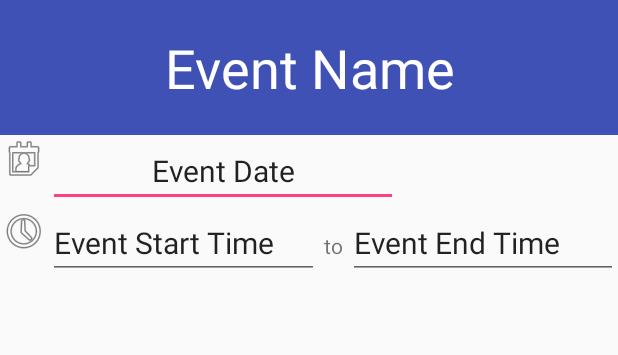
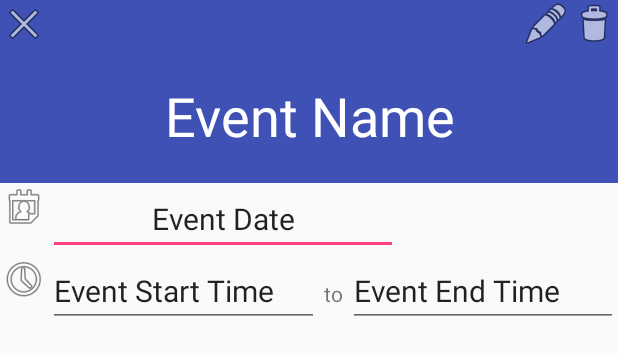
Before and after one commit to nozberkm/CSE-110-Galendary, an Android app: the layout event_details.xml on its own in the app's theme, with its tools: preview values and no code run, on a phone screen of 412 x 824 dp. Shown: the top 355 px of the screen. Run offline under Robolectric (Android 15) with nearby library versions, the phone set to English and light mode, and no system bars.

Commit message:
Updated event_details.xml with top buttons

```diff
--- a/app/src/main/res/layout/event_details.xml
+++ b/app/src/main/res/layout/event_details.xml
@@ -15,24 +15,47 @@
             android:id="@+id/top_buttons"
             android:layout_width="match_parent"
             android:layout_height="wrap_content"
-            android:layout_weight="1">
+            android:layout_weight="0"
+            android:background="@color/colorPrimary"
+            android:clipChildren="false">
+
+            <LinearLayout
+                android:layout_width="wrap_content"
+                android:layout_height="wrap_content"
+                android:layout_alignParentEnd="true"
+                android:orientation="horizontal">
+
+                <ImageButton
+                    android:id="@+id/edit_button"
+                    android:layout_width="wrap_content"
+                    android:layout_height="wrap_content"
+                    android:layout_alignParentRight="false"
+                    android:layout_alignParentTop="false"
+                    android:layout_weight="1"
+                    android:background="@color/colorPrimary"
+                    android:textAlignment="center"
+                    app:srcCompat="@android:drawable/ic_menu_edit" />
+
+                <ImageButton
+                    android:id="@+id/delete_button"
+                    android:layout_width="wrap_content"
+                    android:layout_height="wrap_content"
+                    android:layout_alignParentEnd="true"
+                    android:layout_alignParentRight="true"
+                    android:layout_weight="1"
+                    android:background="@color/colorPrimary"
+                    app:srcCompat="@android:drawable/ic_menu_delete" />
+            </LinearLayout>
 
             <ImageButton
                 android:id="@+id/exit_button"
                 android:layout_width="wrap_content"
                 android:layout_height="wrap_content"
-                android:layout_weight="1"
+                android:layout_alignParentLeft="false"
+                android:layout_alignParentStart="true"
                 android:background="@color/colorPrimary"
                 app:srcCompat="@android:drawable/ic_menu_close_clear_cancel" />
 
-            <ImageButton
-                android:id="@+id/edit_button"
-                android:layout_width="wrap_content"
-                android:layout_height="wrap_content"
-                android:layout_weight="1"
-                android:background="@color/colorPrimary"
-                android:textAlignment="center"
-                app:srcCompat="@android:drawable/ic_menu_edit" />
         </RelativeLayout>
 
         <TextView
```
